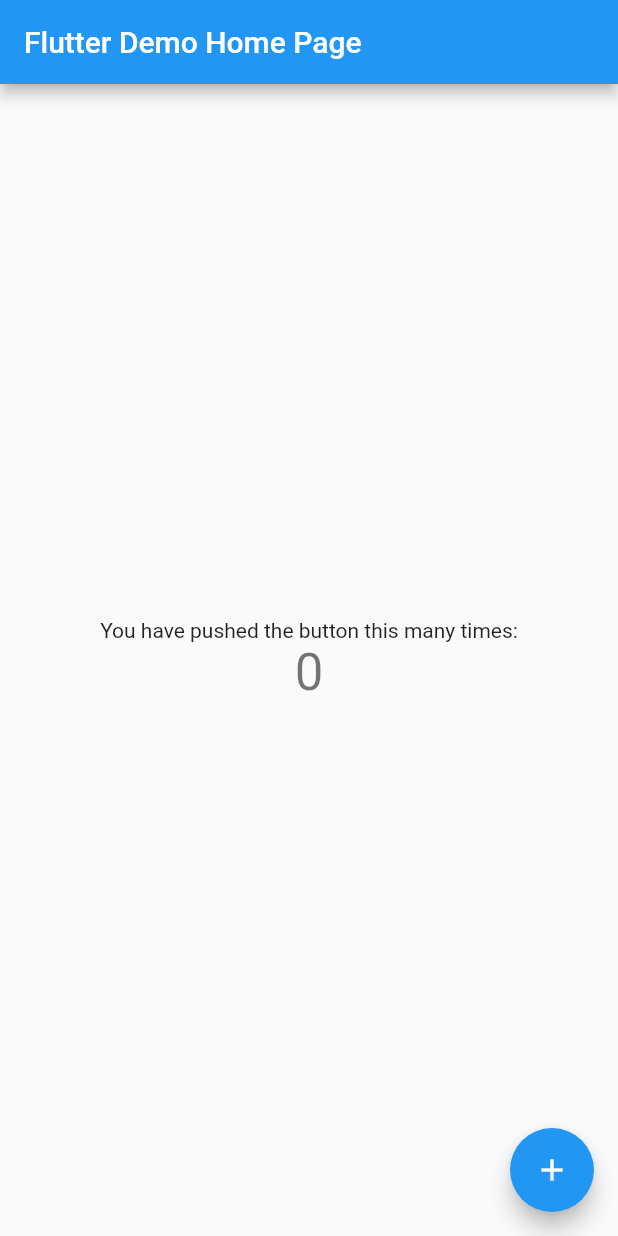
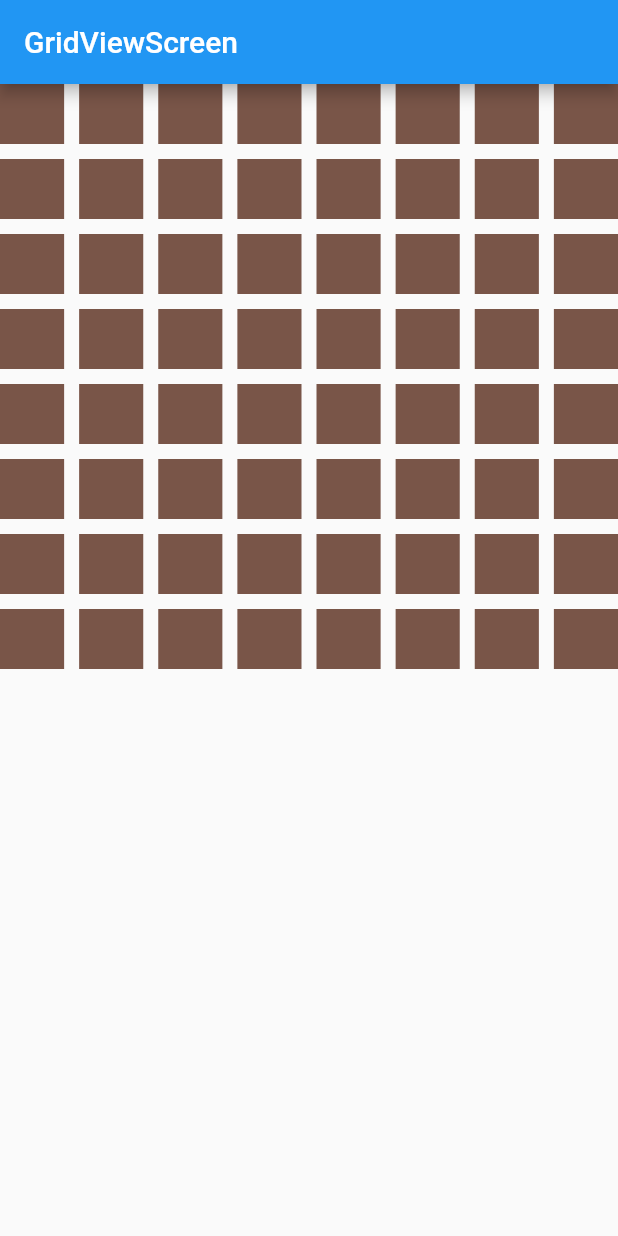
Before and after one commit to YoHaiYo/elemental_block_puzzle, a Flutter app: the screen it shows after launch, on a phone screen of 412 x 824 dp. Run offline on Flutter 3.47's test engine with Material 2 defaults, Android fonts, the light colour scheme and no system bars.

Commit message:
23.05.10

```diff
--- /dev/null
+++ b/lib/grid.dart
@@ -0,0 +1,139 @@
+import 'dart:math';
+
+import 'package:flutter/material.dart';
+
+class GridViewScreen extends StatefulWidget {
+  const GridViewScreen({Key? key}) : super(key: key);
+
+  @override
+  State<GridViewScreen> createState() => _GridViewScreenState();
+}
+
+class _GridViewScreenState extends State<GridViewScreen> {
+  final ScrollController scrollController = ScrollController();
+
+  @override
+  void dispose() {
+    scrollController.dispose();
+    super.dispose();
+  }
+
+  @override
+  Widget build(BuildContext context) {
+    return Scaffold(
+      appBar: AppBar(
+        title: const Text("GridViewScreen"),
+      ),
+
+      /// Column 안에 스크롤이 있는 위젯이 들어가면 오류 발생
+      /// 'Vertical viewport was given unbounded height.'
+      /// 문제는 오류 그대로 높이 설정을 안 해줘서 발생
+      /// Expanded는 Column 내부에서 최대로 확장한 사이즈로 그려짐
+      body: Column(
+        children: [
+
+          // SizedBox(
+          //   height: 400,
+          //   child: gridviewBuilder(),
+          // ),
+          Expanded(child: gridviewBuilder()),
+
+        ],
+      ),
+    );
+  }
+
+  Widget gridviewCount() {
+    /// crossAxisCount
+    /// -> 기준축과 교차되는 축에 들어가는 아이템 개수
+    /// crossAxisSpacing
+    /// -> 기준축과 교차되는 축의 아이템 사이 간격
+    /// mainAxisSpacing
+    /// -> 기준축 아이템들의 간격
+    return GridView.count(
+      crossAxisCount: 20,
+      crossAxisSpacing: 10,
+      mainAxisSpacing: 10,
+      children: [
+        ...listItem(),
+      ],
+    );
+  }
+
+  Widget gridviewBase() {
+    return GridView(
+      gridDelegate: delegate(),
+      children: [
+        ...listItem(),
+      ],
+    );
+  }
+
+  Widget gridviewBuilder() {
+    return GridView.builder(
+      controller: scrollController,
+      gridDelegate: delegate(),
+      itemCount: 64,
+      itemBuilder: (context, index) {
+
+        /// GestureDetector : 드래그, 꾹 누르기 등등 왠만한거 다 씀
+        return GestureDetector(
+          onTap: () {
+            /// 99번 누르면 스크롤 조절
+            if (index == 99) {
+              scrollController.animateTo(0,
+                  duration: const Duration(milliseconds: 500),
+                  curve: Curves.fastOutSlowIn);
+            }
+          },
+          child: Column(
+            children: [
+              // Text(
+              //   index.toString(),
+              //   style: const TextStyle(fontSize: 20),
+              // ),
+              /// Expanded : 스크롤 관련 이슈에서 해결책..! 걍 스크롤 달았는데 뭐 에러 뜨면 이걸로 감싸봐라.
+              Expanded(child: item()),
+            ],
+          ),
+        );
+      },
+    );
+  }
+
+  SliverGridDelegate delegate() {
+    return const SliverGridDelegateWithFixedCrossAxisCount(
+      crossAxisCount: 8,
+
+      /// 기준축과 교차축의 아이템 사이즈 비율
+      /// 1 : 기준축, 교차축 동일
+      /// 0.5 : 기준축이 교차축의 2배
+      /// 2 : 교차축이 기준축의 2배
+      /// 기기별 사이즈 다양한.
+      childAspectRatio: 0.7,
+      crossAxisSpacing: 10,
+      mainAxisSpacing: 10,
+
+      /// 메인축의 사이즈 설정
+      mainAxisExtent: 40,
+    );
+  }
+
+  List<Widget> listItem() {
+    List<Widget> widgets = [];
+
+    /// int i의 시작 값은 0
+    /// 한번 반복될 때 마다 1씩 증가(++)
+    /// i가 10 미만일 때 까지만 반복
+    for (int i = 0; i < 50; i++) {
+      widgets.add(item());
+    }
+    return widgets;
+  }
+
+  Widget item() {
+    return Container(
+      color: Colors.primaries[Random().nextInt(Colors.primaries.length)],
+    );
+  }
+}
--- a/lib/main.dart
+++ b/lib/main.dart
@@ -1,73 +1,113 @@
 import 'package:flutter/material.dart';
 
+import 'grid.dart';
+
 void main() {
-  runApp(const MyApp());
+  runApp(DragAndDropApp());
 }
 
-class MyApp extends StatelessWidget {
-  const MyApp({super.key});
-
-  // This widget is the root of your application.
+class DragAndDropApp extends StatelessWidget {
   @override
   Widget build(BuildContext context) {
     return MaterialApp(
-      title: 'Flutter Demo',
-      theme: ThemeData(
-        // This is the theme of your application.
-        primarySwatch: Colors.blue,
+      home: Scaffold(
+        // appBar: AppBar(
+        //   title: Text('Drag and Drop'),
+        // ),
+        body: GridViewScreen(),
       ),
-      home: const MyHomePage(title: 'Flutter Demo Home Page'),
     );
   }
 }
 
-class MyHomePage extends StatefulWidget {
-  const MyHomePage({super.key, required this.title});
-
-
-  final String title;
-
+class DragAndDropScreen extends StatefulWidget {
   @override
-  State<MyHomePage> createState() => _MyHomePageState();
+  _DragAndDropScreenState createState() => _DragAndDropScreenState();
 }
 
-class _MyHomePageState extends State<MyHomePage> {
-  int _counter = 0;
+class _DragAndDropScreenState extends State<DragAndDropScreen> {
+  bool isBlockDropped = false;
 
-  void _incrementCounter() {
+  void resetBlockColor() {
     setState(() {
-
-      _counter++;
+      isBlockDropped = false;
     });
   }
 
   @override
   Widget build(BuildContext context) {
-
-    return Scaffold(
-      appBar: AppBar(
-        title: Text(widget.title),
-      ),
-      body: Center(
-        child: Column(
-
-          mainAxisAlignment: MainAxisAlignment.center,
-          children: <Widget>[
-            const Text(
-              'You have pushed the button this many times:',
+    return Stack(
+      children: [
+        DragAndDropSquare(
+          onDropped: () {
+            setState(() {
+              isBlockDropped = true;
+            });
+          },
+        ),
+        Positioned(
+          left: 200,
+          top: 200,
+          child: Container(
+            width: 100,
+            height: 100,
+            decoration: BoxDecoration(
+              border: Border.all(color: Colors.black, width: 2),
+              color: isBlockDropped ? Colors.green : Colors.transparent,
             ),
-            Text(
-              '$_counter',
-              style: Theme.of(context).textTheme.headlineMedium,
-            ),
-          ],
+          ),
         ),
-      ),
-      floatingActionButton: FloatingActionButton(
-        onPressed: _incrementCounter,
-        tooltip: 'Increment',
-        child: const Icon(Icons.add),
-      ), // This trailing comma makes auto-formatting nicer for build methods.
+        Positioned(
+          bottom: 20,
+          right: 20,
+          child: ElevatedButton(
+            onPressed: resetBlockColor,
+            child: Text('Reset'),
+          ),
+        ),
+      ],
     );
   }
 }
+
+class DragAndDropSquare extends StatefulWidget {
+  final Function onDropped;
+
+  DragAndDropSquare({required this.onDropped});
+
+  @override
+  _DragAndDropSquareState createState() => _DragAndDropSquareState();
+}
+
+class _DragAndDropSquareState extends State<DragAndDropSquare> {
+  double xPos = 0;
+  double yPos = 0;
+
+  @override
+  Widget build(BuildContext context) {
+    return GestureDetector(
+      onPanUpdate: (DragUpdateDetails details) {
+        setState(() {
+          xPos += details.delta.dx;
+          yPos += details.delta.dy;
+        });
+      },
+      onPanEnd: (DragEndDetails details) {
+        widget.onDropped();
+      },
+      child: Stack(
+        children: [
+          Positioned(
+            left: xPos,
+            top: yPos,
+            child: Container(
+              width: 100,
+              height: 100,
+              color: Colors.blue,
+            ),
+          ),
+        ],
+      ),
+    );
+  }
+}
```
Also changed, not shown: lib/8x8.dart (added, +104 -0 lines), lib/drag_n_drag_color_change.dart (added, +97 -0 lines), lib/drag_n_drop.dart (added, +54 -0 lines), 1 other file.
